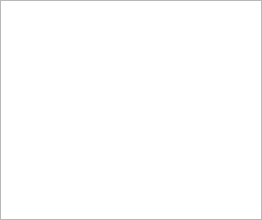
Old version of the form resources/ui/dockers/search.ui in the repository prymatex/prymatex.
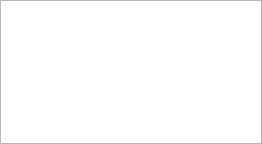
New version of the form.

What changed in the file:
```diff
--- a/resources/ui/dockers/search.ui
+++ b/resources/ui/dockers/search.ui
@@ -7,7 +7,7 @@
     <x>0</x>
     <y>0</y>
     <width>262</width>
-    <height>220</height>
+    <height>144</height>
    </rect>
   </property>
   <property name="windowTitle">
```
